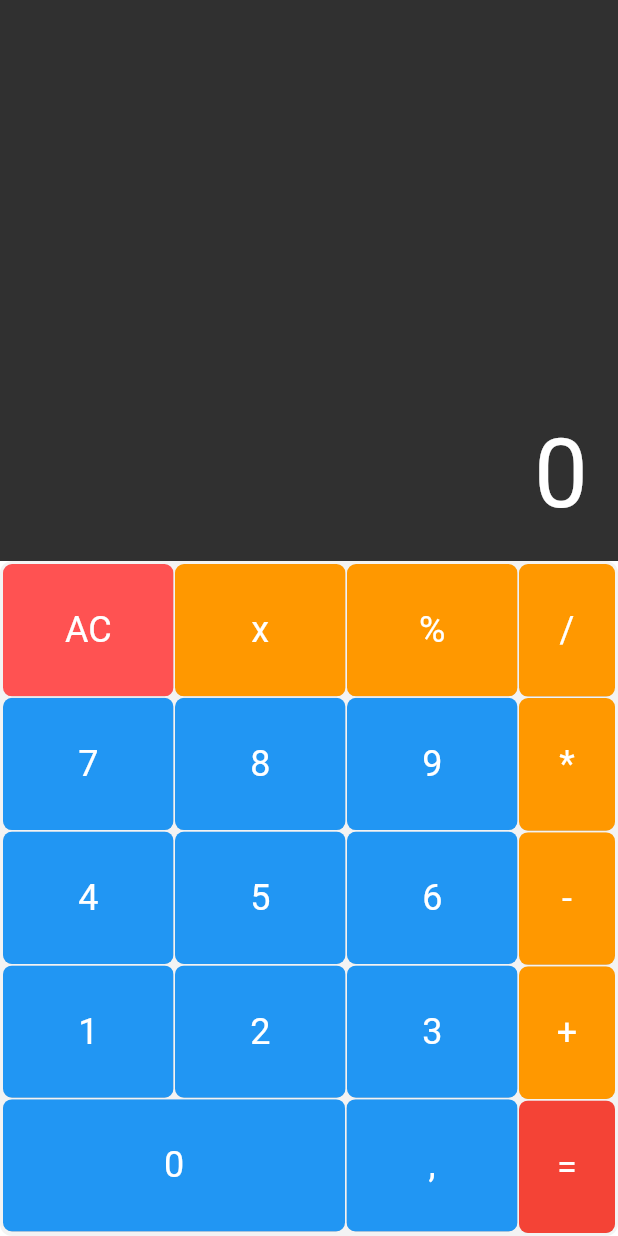
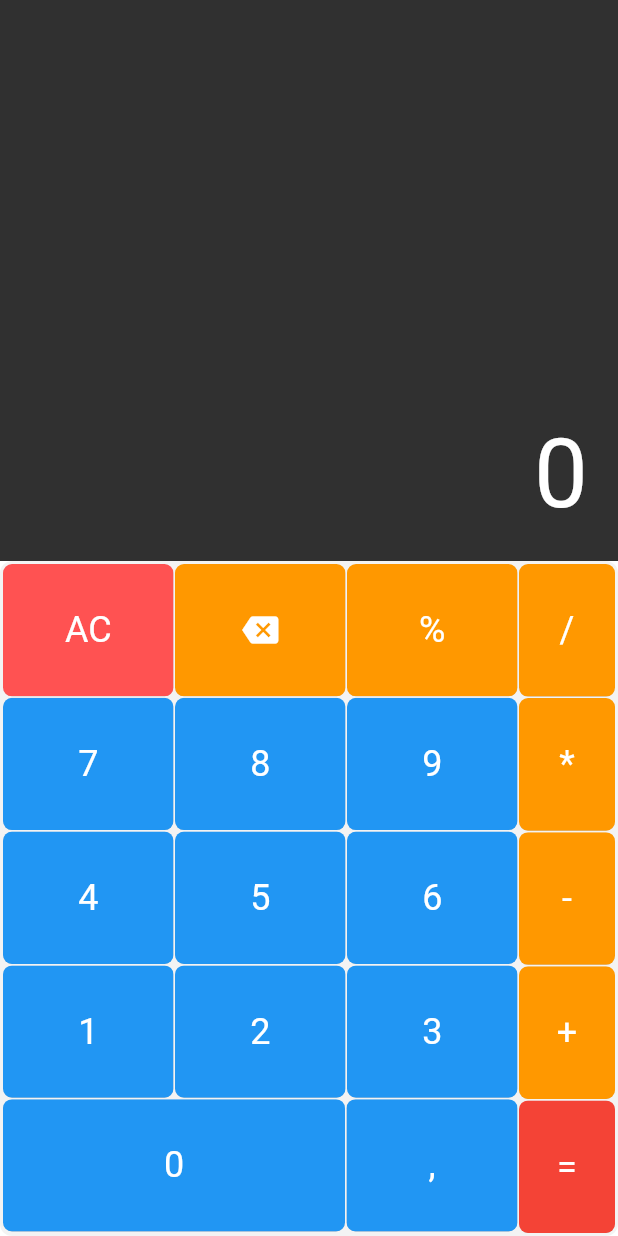
Before and after one commit to gsllucas/calculator, a Flutter app: the screen it shows after launch, on a phone screen of 412 x 824 dp. Run offline on Flutter 3.47's test engine with Material 2 defaults, Android fonts, the phone set to English and light mode, and no system bars; drawn by our look-alikes of auto_size_text; missing offline and left inert: function_tree.

Commit message:
:lipstick: Change backspace button

```diff
--- a/lib/app/calculator_page.dart
+++ b/lib/app/calculator_page.dart
@@ -51,7 +51,7 @@ class _CalculatorWidgetState extends State<CalculatorWidget> {
                             cb: allClear,
                           ),
                           Button(
-                            child: 'x',
+                            child: Icon(Icons.backspace),
                             color: Colors.orange,
                             cb: clear,
                           ),
--- a/lib/app/components/button.dart
+++ b/lib/app/components/button.dart
@@ -1,8 +1,7 @@
 import 'package:flutter/material.dart';
-import 'package:flutter_project/app/controllers/controller.dart';
 
 class Button extends StatelessWidget {
-  final String child;
+  final dynamic child;
   final int? size;
   final Color? color;
   final VoidCallback cb;
@@ -25,8 +24,10 @@ class Button extends StatelessWidget {
           onPressed: () {
             cb.call();
           },
-          child: Text(child,
-              style: TextStyle(fontSize: 24, fontWeight: FontWeight.normal)),
+          child: child is String
+              ? Text(child,
+                  style: TextStyle(fontSize: 24, fontWeight: FontWeight.normal))
+              : child,
           style: ButtonStyle(
               backgroundColor: MaterialStateProperty.all(color ?? Colors.blue)),
         ),
```
